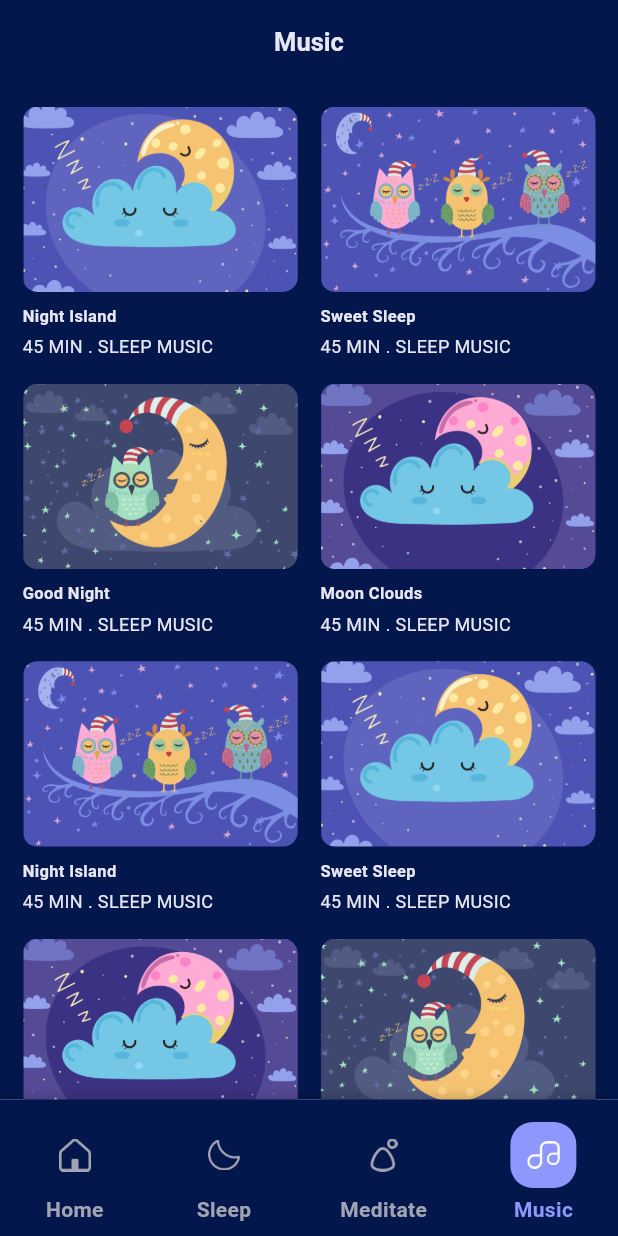
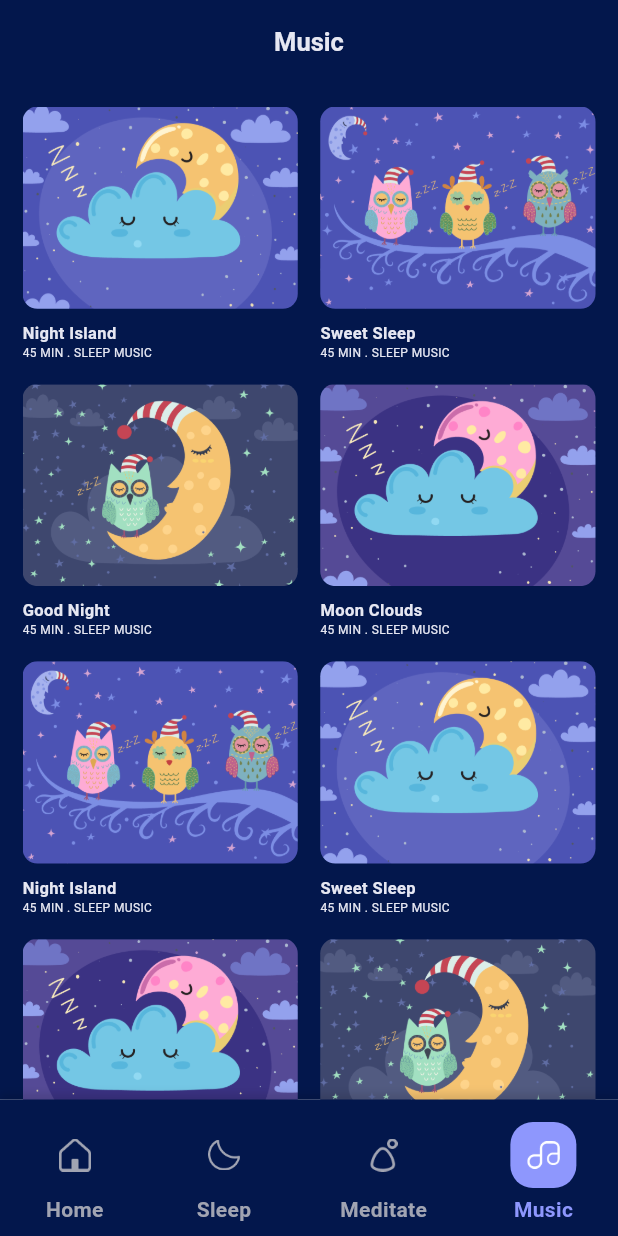
Before and after one commit to Gambhava-Vruta/meditation-app, a Flutter app: the MainTabViewScreen screen opened directly, item 4 of the bottom bar chosen, on a phone screen of 412 x 824 dp. Run offline on Flutter 3.47's test engine with Material 3 defaults, Android fonts, the phone set to English and light mode, and no system bars; our stand-ins replace pdf, pie_chart, printing, shared_preferences, sqflite; accounts and stored records are empty.

Commit message:
this is second commit

```diff
--- a/lib/Meditation_app/screen/home/home_screen.dart
+++ b/lib/Meditation_app/screen/home/home_screen.dart
@@ -374,6 +374,7 @@ class _HomeScreenState extends State<HomeScreen> {
                       var rObj = rArr[index];
                       return SizedBox(
                         width: context.width * 0.35,
+                        child: SingleChildScrollView(
                           child: Column(
                             crossAxisAlignment: CrossAxisAlignment.start,
                             children: [
@@ -403,6 +404,7 @@ class _HomeScreenState extends State<HomeScreen> {
                               ),
                             ],
                           ),
+                        ),
                       );
                     },
                     separatorBuilder: (context, index) => const SizedBox(
--- a/lib/Meditation_app/screen/main_Tableview/main_tabview_screen.dart
+++ b/lib/Meditation_app/screen/main_Tableview/main_tabview_screen.dart
@@ -23,7 +23,7 @@ class _MainTabViewScreenState extends State<MainTabViewScreen> with SingleTicker
   void initState() {
     // TODO: implement initState
     super.initState();
-    controller = TabController(length: 5, vsync: this);
+    controller = TabController(length: 4, vsync: this);
     controller?.addListener(() {
       selectTab = controller?.index ?? 0;
       setState(() {
--- a/lib/Meditation_app/screen/meditate/Maditate_screen.dart
+++ b/lib/Meditation_app/screen/meditate/Maditate_screen.dart
@@ -86,6 +86,7 @@ class _MeditateScreenState extends State<MeditateScreen> {
                         selectIndex = index;
                         setState(() {});
                       },
+                      child: SingleChildScrollView(
                         child: Column(children: [
                           Container(
                             width: 55,
@@ -116,6 +117,7 @@ class _MeditateScreenState extends State<MeditateScreen> {
                             ),
                           )
                         ]),
+                      ),
                     );
                   },
                   separatorBuilder: (context, index) => const SizedBox(
--- a/lib/Meditation_app/screen/music/Music_Screen.dart
+++ b/lib/Meditation_app/screen/music/Music_Screen.dart
@@ -80,39 +80,39 @@ class _MusicScreenState extends State<MusicScreen> {
           return Column(
             crossAxisAlignment: CrossAxisAlignment.start,
             children: [
-              ClipRRect(
+              Expanded(
+                child: ClipRRect(
                   borderRadius: BorderRadius.circular(10),
                   child: Image.asset(
                     cObj["image"],
                     width: double.maxFinite,
-                  height: context.width * 0.3,
                     fit: BoxFit.cover,
                   ),
                 ),
-              const SizedBox(
-                height: 8,
               ),
+              const SizedBox(height: 8),
               Text(
                 cObj["title"],
                 maxLines: 1,
+                overflow: TextOverflow.ellipsis,
                 style: TextStyle(
                   color: TColor.sleepText,
                   fontSize: 11,
-                    fontWeight: FontWeight.w700),
+                  fontWeight: FontWeight.w700,
                 ),
-              const SizedBox(
-                height: 4,
               ),
               Text(
                 cObj["subtitle"],
                 maxLines: 1,
+                overflow: TextOverflow.ellipsis,
                 style: TextStyle(
                   color: TColor.sleepText,
-                  fontSize: 12,
+                  fontSize: 8,
                 ),
               ),
             ],
           );
+
         },
         itemCount: listArr.length,
       ),
--- a/lib/Meditation_app/screen/sleep/sleep_screen.dart
+++ b/lib/Meditation_app/screen/sleep/sleep_screen.dart
@@ -123,6 +123,7 @@ class _SleepScreenState extends State<SleepScreen> {
                                 selectIndex = index;
                                 setState(() {});
                               },
+                              child: SingleChildScrollView(
                                 child: Column(children: [
                                   Container(
                                     width: 55,
@@ -154,6 +155,7 @@ class _SleepScreenState extends State<SleepScreen> {
                                     ),
                                   )
                                 ]),
+                              ),
                             );
                           },
                           separatorBuilder: (context, index) => const SizedBox(
@@ -259,6 +261,7 @@ class _SleepScreenState extends State<SleepScreen> {
                   onTap: () {
                     context.push(const SleepStoriesDetailScreen());
                   },
+                  child: SingleChildScrollView(
                     child: Column(
                       crossAxisAlignment: CrossAxisAlignment.start,
                       children: [
@@ -295,6 +298,7 @@ class _SleepScreenState extends State<SleepScreen> {
                         ),
                       ],
                     ),
+                  ),
                 );
               },
               itemCount: listArr.length,
```
Lines whose indentation alone changed are shown as unchanged.
